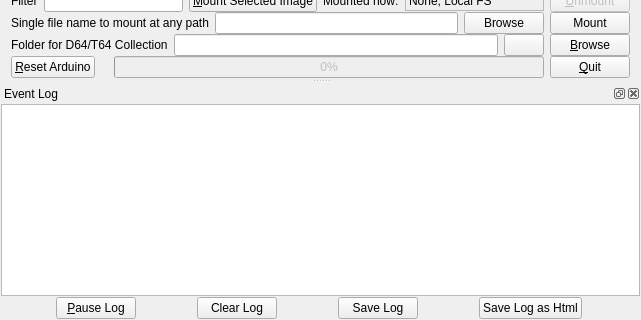
First picture: the form in mainwindow.ui, repository Larswad/uno2iec, before the edit; both pictures show x 0 to 641 and y 288 to 608 of the 641 by 608 pixel window.
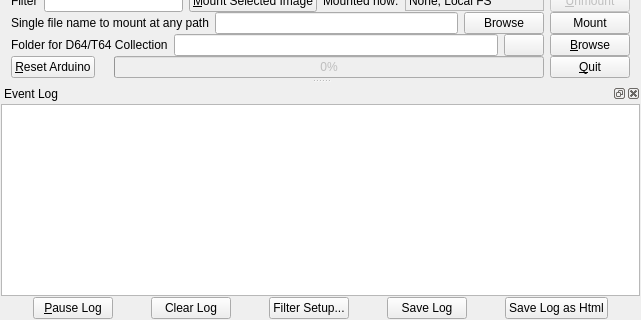
Second picture: the form after the edit. Icons and pictures are not drawn.

Commit message: Filter setup dialog can now be opened with a button from the main window. The filters are also being loaded and stored with QSettings.

What changed in the file:
```diff
--- a/mainwindow.ui
+++ b/mainwindow.ui
@@ -611,7 +611,7 @@
    </property>
    <property name="minimumSize">
     <size>
-     <width>418</width>
+     <width>535</width>
      <height>200</height>
     </size>
    </property>
@@ -728,6 +728,29 @@
          </property>
         </widget>
        </item>
+       <item>
+        <widget class="QPushButton" name="filterSetup">
+         <property name="sizePolicy">
+          <sizepolicy hsizetype="Maximum" vsizetype="Fixed">
+           <horstretch>0</horstretch>
+           <verstretch>0</verstretch>
+          </sizepolicy>
+         </property>
+         <property name="text">
+          <string>Filter Setup...</string>
+         </property>
+         <property name="icon">
+          <iconset resource="resources.qrc">
+           <normaloff>:/icons/icons/filter.png</normaloff>:/icons/icons/filter.png</iconset>
+         </property>
+         <property name="iconSize">
+          <size>
+           <width>32</width>
+           <height>32</height>
+          </size>
+         </property>
+        </widget>
+       </item>
        <item>
         <widget class="QPushButton" name="saveLog">
          <property name="sizePolicy">
```
The commit also changes 4 other files.
